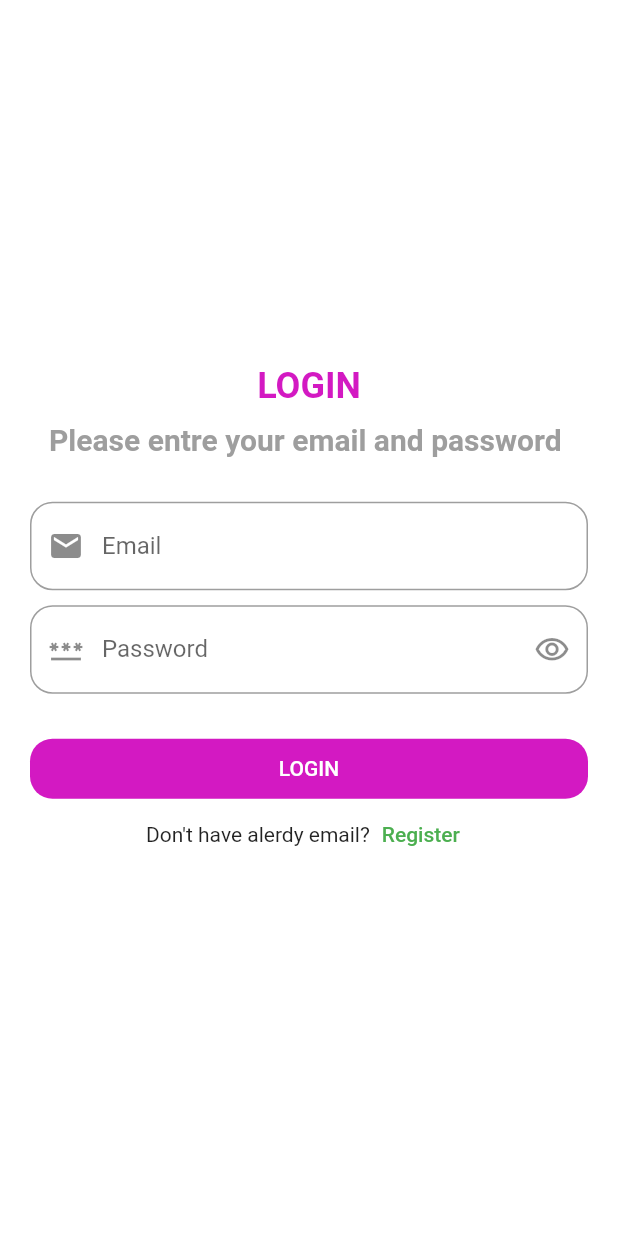
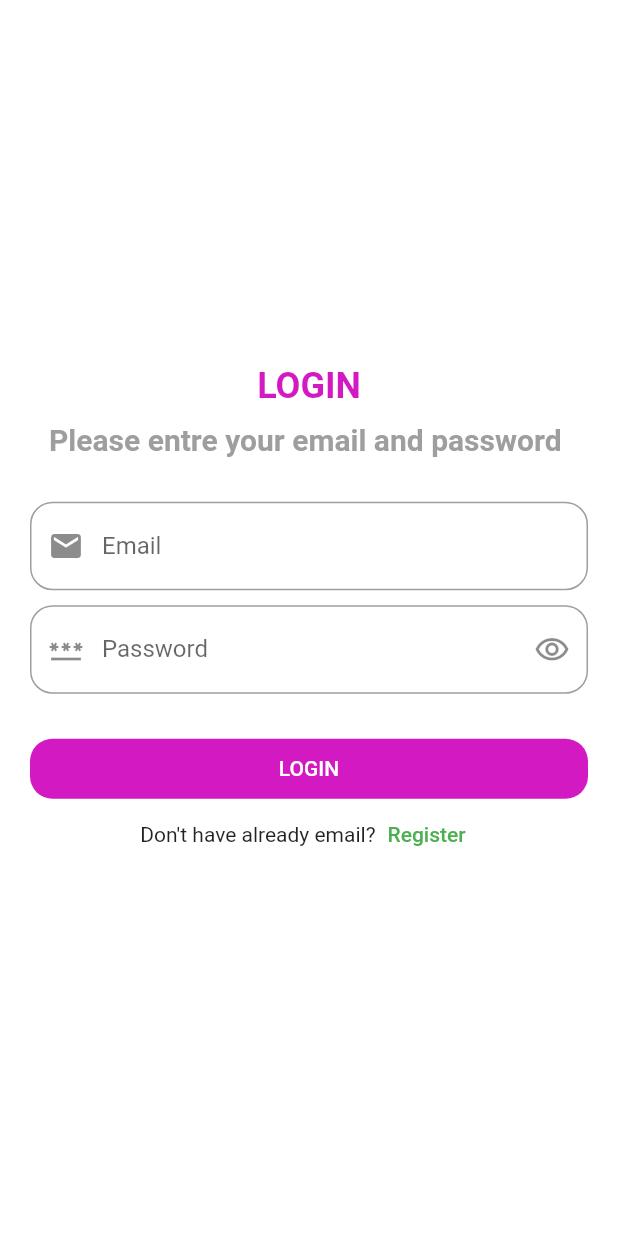
Before and after one commit to saeedBark/My_Social_App, a Flutter app: the screen it shows after launch, on a phone screen of 412 x 824 dp. Run offline on Flutter 3.47's test engine with Material 2 defaults, Android fonts, the phone set to English and light mode, and no system bars; our stand-ins replace bloc, cloud_firestore, conditional_builder_null_safety, firebase_auth, firebase_core, firebase_storage and 4 more; accounts and stored records are empty.

Commit message:
Update code

```diff
--- a/lib/main.dart
+++ b/lib/main.dart
@@ -1,4 +1,3 @@
-import 'package:bloc/bloc.dart';
 import 'package:firebase_core/firebase_core.dart';
 import 'package:flutter/material.dart';
 import 'package:flutter_bloc/flutter_bloc.dart';
@@ -21,9 +20,9 @@ void main() async {
   uId = SharedPreferenceCach.getData(key: 'uId');
 
   if (uId != null) {
-    widget = LayoutScreen();
+    widget = const LayoutScreen();
   } else {
-    widget = LoginScreen();
+    widget = const LoginScreen();
   }
 
   runApp(MySocialApp(
@@ -34,7 +33,7 @@ void main() async {
 class MySocialApp extends StatelessWidget {
   final Widget starWidget;
 
-  MySocialApp({super.key, required this.starWidget});
+  const MySocialApp({super.key, required this.starWidget});
 
   // This widget is the root of your application.
   @override
--- a/lib/pages/wedget/default_text.dart
+++ /dev/null
@@ -1 +0,0 @@
-// TODO Implement this library.
--- a/lib/view/screens/layout/chat.dart
+++ b/lib/view/screens/layout/chat.dart
@@ -5,7 +5,7 @@ class ChatScreen extends StatelessWidget {
 
   @override
   Widget build(BuildContext context) {
-    return Center(
+    return const Center(
       child: Text(
         'chat',
       ),
--- a/lib/view/screens/layout/layout_screen.dart
+++ b/lib/view/screens/layout/layout_screen.dart
@@ -1,4 +1,3 @@
-import 'package:flutter/cupertino.dart';
 import 'package:flutter/material.dart';
 import 'package:flutter_bloc/flutter_bloc.dart';
 import 'package:my_social_app/cubit/layout/cubit.dart';
--- a/lib/view/screens/layout/setting/setting.dart
+++ b/lib/view/screens/layout/setting/setting.dart
@@ -1,4 +1,3 @@
-import 'package:flutter/cupertino.dart';
 import 'package:flutter/material.dart';
 import 'package:flutter_bloc/flutter_bloc.dart';
 import 'package:my_social_app/cubit/layout/cubit.dart';
@@ -9,7 +8,7 @@ import '../../../widget/default_text.dart';
 import '../../../widget/navigatorPage/navigator_page.dart';
 
 class SettingScreen extends StatelessWidget {
-   SettingScreen({Key? key}) : super(key: key);
+   const SettingScreen({Key? key}) : super(key: key);
 
   @override
   Widget build(BuildContext context) {
--- a/lib/view/screens/layout/users.dart
+++ b/lib/view/screens/layout/users.dart
@@ -5,7 +5,7 @@ class UsersScreen extends StatelessWidget {
 
   @override
   Widget build(BuildContext context) {
-    return Center(
+    return const Center(
       child: Text(
         'Users',
       ),
--- a/lib/view/screens/login/loginScreen.dart
+++ b/lib/view/screens/login/loginScreen.dart
@@ -39,24 +39,7 @@ class LoginScreen extends StatelessWidget {
             });
           }
 
-          // if (state is LoginSuccessState) {
-          //   if (state.mod.status!) {
-          //     SharedPreferenceCach.saveData(
-          //             key: 'token', value: state.mod.data!.token)
-          //         .then((value) {
-          //       token = state.mod.data!.token;
 
-          //       toastShow(text: state.mod.message!, color: Colors.green);
-          //       navigatorAndReplace(context, const LayoutScreen());
-          //     }).catchError((error) {
-          //       print(error.toString());
-          //     });
-          //   } else {
-          //     // print(state.mod.message!);
-          //     toastShow(text: state.mod.message!, color: Colors.red);
-          //   }
-
-          // }
         },
         builder: (context, state) {
           var cubit = LoginCubit.get(context);
@@ -143,7 +126,7 @@ class LoginScreen extends StatelessWidget {
                         mainAxisAlignment: MainAxisAlignment.center,
                         children: [
                           const DefaultText(
-                            text: "Don't have alerdy email?",
+                            text: "Don't have already email?",
                           ),
                           TextButton(
                               onPressed: () {
--- a/lib/view/widget/default_text_form_file.dart
+++ b/lib/view/widget/default_text_form_file.dart
@@ -1,4 +1,3 @@
-import 'package:flutter/cupertino.dart';
 import 'package:flutter/material.dart';
 
 class DefaultFromFile extends StatelessWidget {
@@ -12,7 +11,7 @@ class DefaultFromFile extends StatelessWidget {
   bool enable;
   Function()? onTap;
   bool isPassword;
-  DefaultFromFile({
+  DefaultFromFile({super.key,
     required this.controller,
     this.onsumit,
     required this.lable,
--- a/lib/view/widget/feed/card_widget.dart
+++ b/lib/view/widget/feed/card_widget.dart
@@ -1,4 +1,3 @@
-import 'package:flutter/cupertino.dart';
 import 'package:flutter/material.dart';
 
 class CardWidget extends StatelessWidget {
```
Also changed, not shown: lib/view/widget/feed/feed_widget.dart (+6 -7 lines).
